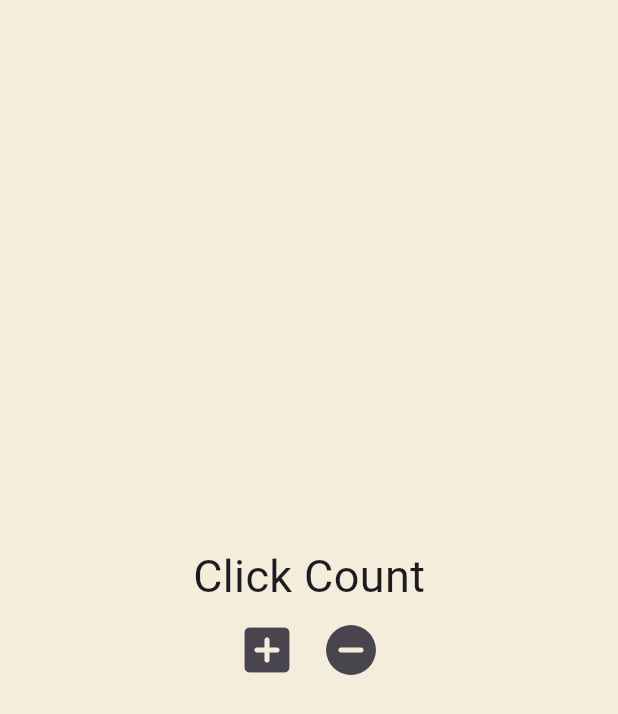
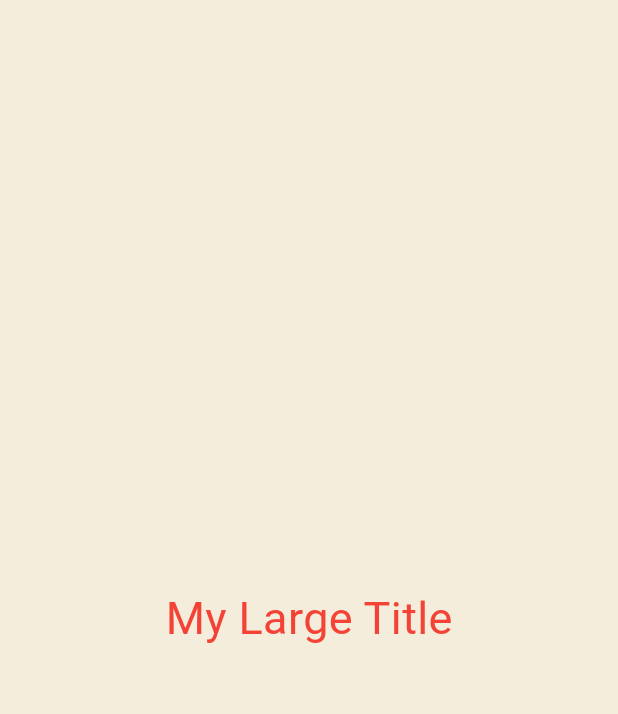
Before and after one commit to maskelog/Flutter_App, a Flutter app: the screen it shows after launch, on a phone screen of 412 x 824 dp. Shown: the top 714 px of the screen. Run offline on Flutter 3.47's test engine with Material 3 defaults, Android fonts, the phone set to English and light mode, and no system bars.

Commit message:
BuildContext

```diff
--- a/STATEFUL WIDGETS/flutter_widgets/lib/main.dart
+++ b/STATEFUL WIDGETS/flutter_widgets/lib/main.dart
@@ -12,50 +12,24 @@ class App extends StatefulWidget {
 }
 
 class _AppState extends State<App> {
-  List<int> numbers = [];
-
-  void onClicked() {
-    setState(() {
-      numbers.add(numbers.length);
-    });
-  }
-
-  void onMinus() {
-    setState(() {
-      if (numbers.isNotEmpty) {
-        numbers.removeLast();
-      }
-    });
-  }
-
   @override
   Widget build(BuildContext context) {
     return MaterialApp(
       home: MaterialApp(
-        home: Scaffold(
-          backgroundColor: const Color(0xFFF4EDDB),
+        theme: ThemeData(
+          textTheme: const TextTheme(
+            titleLarge: TextStyle(
+              color: Colors.red,
+            ),
+          ),
+        ),
+        home: const Scaffold(
+          backgroundColor: Color(0xFFF4EDDB),
           body: Center(
             child: Column(
               mainAxisAlignment: MainAxisAlignment.center,
               children: [
-                const Text(
-                  'Click Count',
-                  style: TextStyle(fontSize: 30),
-                ),
-                for (var n in numbers) Text('$n'),
-                Row(
-                  mainAxisAlignment: MainAxisAlignment.center,
-                  children: [
-                    IconButton(
-                        iconSize: 40,
-                        onPressed: onClicked,
-                        icon: const Icon(Icons.add_box_rounded)),
-                    IconButton(
-                        iconSize: 40,
-                        onPressed: onMinus,
-                        icon: const Icon(Icons.remove_circle_rounded)),
-                  ],
-                )
+                MyLargeTitle(),
               ],
             ),
           ),
@@ -64,3 +38,20 @@ class _AppState extends State<App> {
     );
   }
 }
+
+class MyLargeTitle extends StatelessWidget {
+  const MyLargeTitle({
+    super.key,
+  });
+
+  @override
+  Widget build(BuildContext context) {
+    return Text(
+      'My Large Title',
+      style: TextStyle(
+        fontSize: 30,
+        color: Theme.of(context).textTheme.titleLarge?.color,
+      ),
+    );
+  }
+}
```
